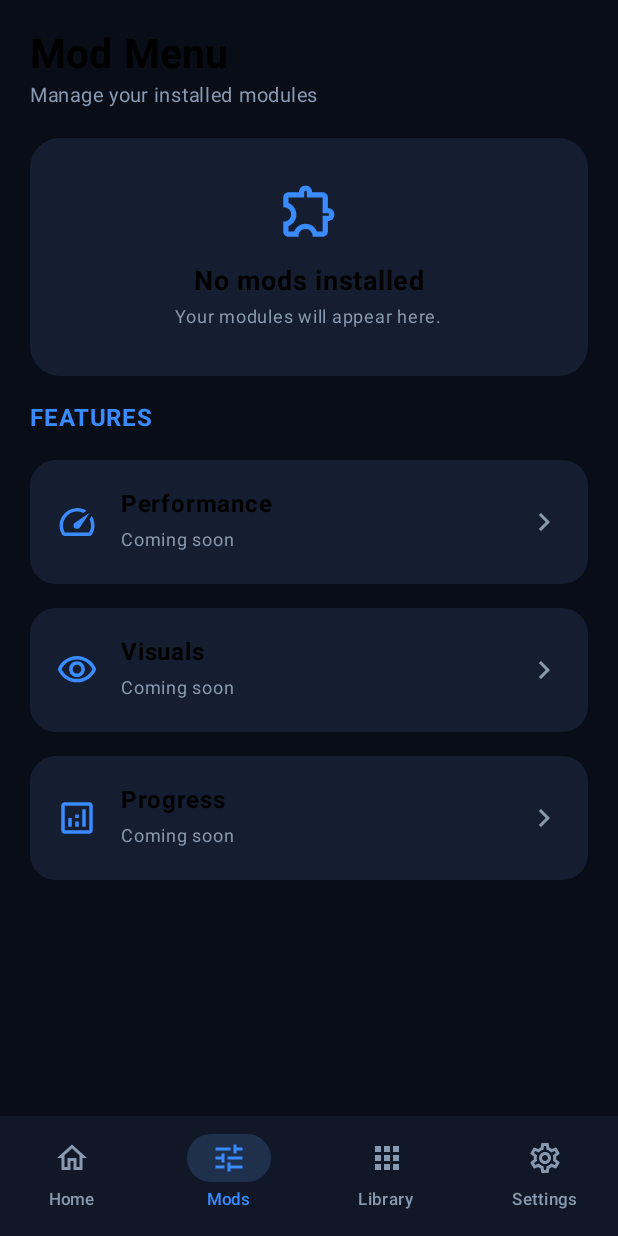
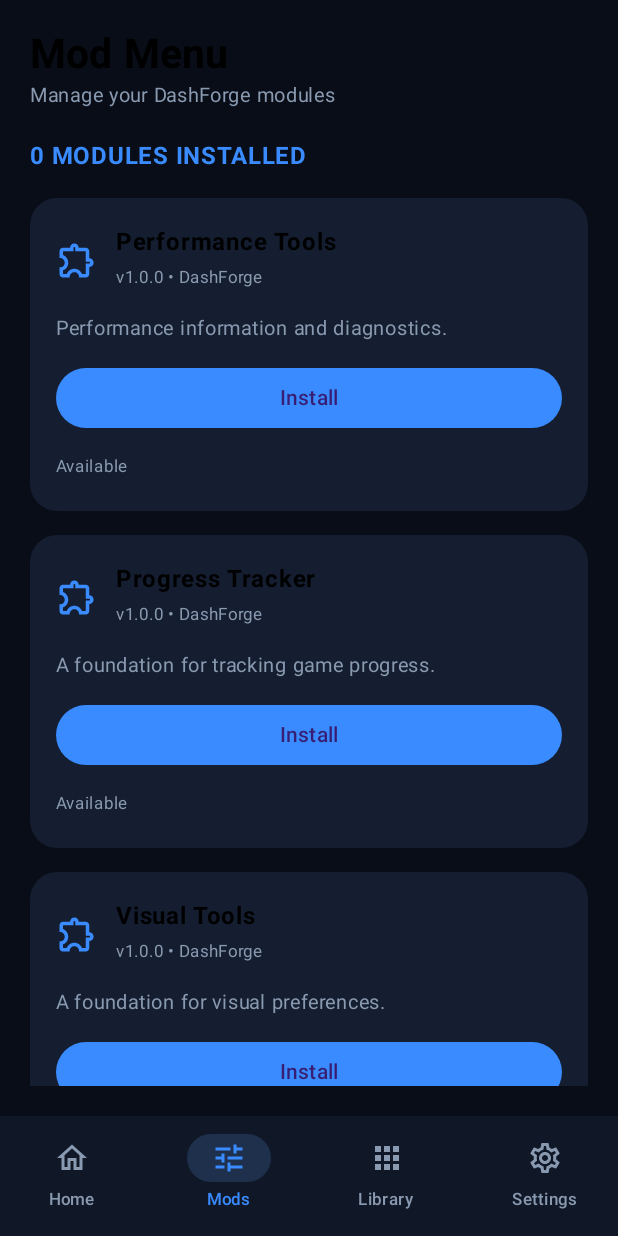
Before and after one commit to maladojbabajka1-netizen/DashForge, an Android app built with Jetpack Compose: the screen it shows after launch (MainActivity), item 2 of the bottom bar chosen, on a phone screen of 412 x 824 dp. Run offline under Robolectric (Android 15) with nearby library versions, the phone set to English and light mode, and no system bars.

Commit message:
Update MainActivity.kt

```diff
--- a/app/src/main/java/com/dashforge/app/MainActivity.kt
+++ b/app/src/main/java/com/dashforge/app/MainActivity.kt
@@ -7,16 +7,17 @@ import androidx.activity.compose.setContent
 import androidx.compose.foundation.background
 import androidx.compose.foundation.layout.*
 import androidx.compose.foundation.lazy.LazyColumn
+import androidx.compose.foundation.lazy.items
 import androidx.compose.foundation.shape.RoundedCornerShape
 import androidx.compose.material.icons.Icons
 import androidx.compose.material.icons.outlined.*
 import androidx.compose.material3.*
 import androidx.compose.runtime.*
+import androidx.compose.runtime.LaunchedEffect
 import androidx.compose.ui.Alignment
 import androidx.compose.ui.Modifier
 import androidx.compose.ui.graphics.Color
 import androidx.compose.ui.graphics.vector.ImageVector
-import androidx.compose.ui.platform.LocalContext
 import androidx.compose.ui.text.font.FontWeight
 import androidx.compose.ui.unit.dp
 import androidx.compose.ui.unit.sp
@@ -38,6 +39,10 @@ enum class Page { HOME, MODS, LIBRARY, SETTINGS }
 @Composable
 fun DashForgeApp() {
     var page by remember { mutableStateOf(Page.HOME) }
+
+    LaunchedEffect(Unit) {
+        ModuleCatalog.registerDefaults()
+    }
 
     MaterialTheme(colorScheme = darkColorScheme(primary = BLUE)) {
         Scaffold(
@@ -121,7 +126,7 @@ fun HeroCard() {
 
 @Composable
 fun GeometryDashCard() {
-    val context = LocalContext.current
+    val context = androidx.compose.ui.platform.LocalContext.current
 
     val launchIntent = remember {
         context.packageManager.getLaunchIntentForPackage(
@@ -249,17 +254,95 @@ fun HomeScreen() {
 
 @Composable
 fun ModsScreen() {
-    Column(
+    var installed by remember {
+        mutableStateOf(ModuleManager.getInstalled().toSet())
+    }
+
+    val modules = ModuleRegistry.getAll()
+
+    LazyColumn(
         Modifier.fillMaxSize().padding(20.dp),
         verticalArrangement = Arrangement.spacedBy(16.dp)
     ) {
-        Heading("Mod Menu", "Manage your installed modules")
-        EmptyCard(Icons.Outlined.Extension, "No mods installed",
-            "Your modules will appear here.")
-        Text("FEATURES", color = BLUE, fontWeight = FontWeight.Bold)
-        FeatureCard("Performance", "Coming soon", Icons.Outlined.Speed)
-        FeatureCard("Visuals", "Coming soon", Icons.Outlined.Visibility)
-        FeatureCard("Progress", "Coming soon", Icons.Outlined.Analytics)
+        item {
+            Heading("Mod Menu", "Manage your DashForge modules")
+        }
+
+        item {
+            Text(
+                "${installed.size} MODULES INSTALLED",
+                color = BLUE,
+                fontWeight = FontWeight.Bold
+            )
+        }
+
+        if (modules.isEmpty()) {
+            item {
+                EmptyCard(
+                    Icons.Outlined.Extension,
+                    "No modules available",
+                    "Check back later."
+                )
+            }
+        }
+
+        items(modules, key = { it.id }) { module ->
+            val isInstalled = module.id in installed
+
+            Column(
+                Modifier.fillMaxWidth()
+                    .background(PANEL, RoundedCornerShape(18.dp))
+                    .padding(17.dp),
+                verticalArrangement = Arrangement.spacedBy(10.dp)
+            ) {
+                Row(verticalAlignment = Alignment.CenterVertically) {
+                    Icon(
+                        Icons.Outlined.Extension,
+                        null,
+                        tint = BLUE,
+                        modifier = Modifier.size(28.dp)
+                    )
+
+                    Spacer(Modifier.width(12.dp))
+
+                    Column(Modifier.weight(1f)) {
+                        Text(module.name, fontWeight = FontWeight.Bold)
+                        Text(
+                            "v${module.version} • ${module.author}",
+                            color = MUTED,
+                            fontSize = 11.sp
+                        )
+                    }
+                }
+
+                Text(
+                    module.description,
+                    color = MUTED,
+                    fontSize = 13.sp
+                )
+
+                Button(
+                    onClick = {
+                        if (isInstalled) {
+                            ModuleManager.uninstall(module.id)
+                        } else {
+                            ModuleManager.install(module.id)
+                        }
+
+                        installed = ModuleManager.getInstalled().toSet()
+                    },
+                    modifier = Modifier.fillMaxWidth()
+                ) {
+                    Text(if (isInstalled) "Uninstall" else "Install")
+                }
+
+                Text(
+                    if (isInstalled) "Installed" else "Available",
+                    color = if (isInstalled) Color(0xFF55D98A) else MUTED,
+                    fontSize = 11.sp
+                )
+            }
+        }
     }
 }
 
```
